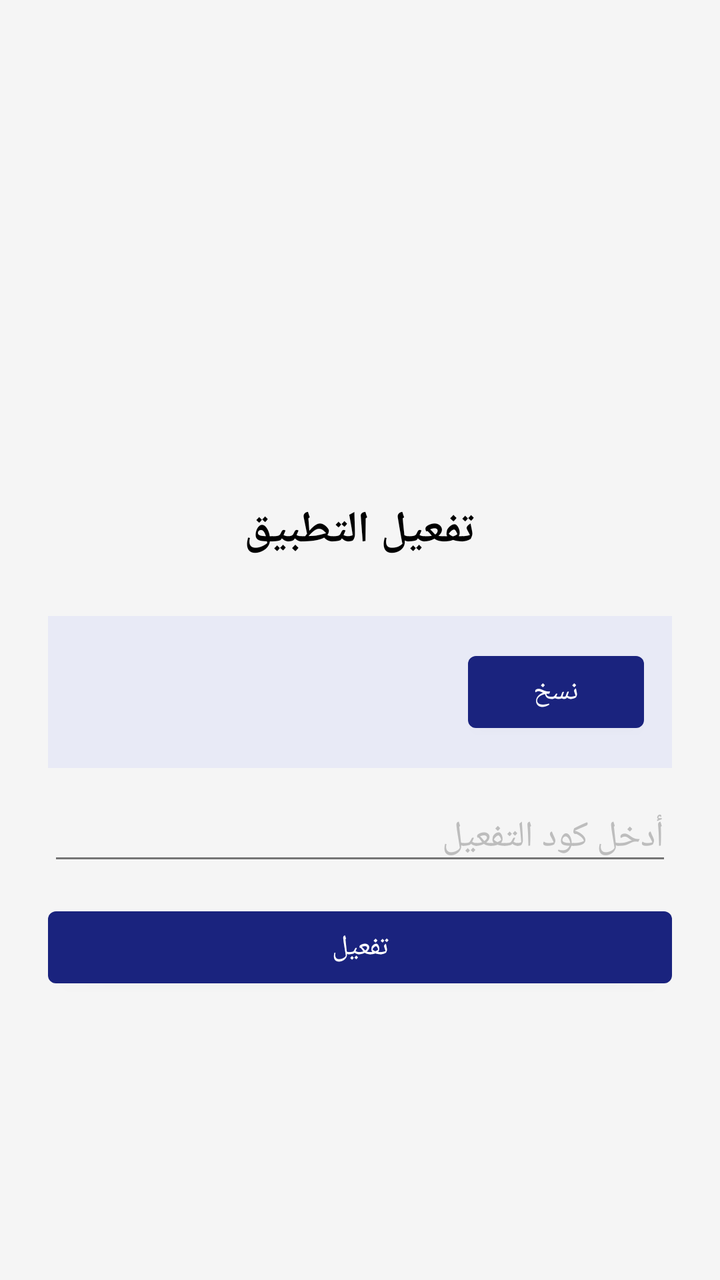
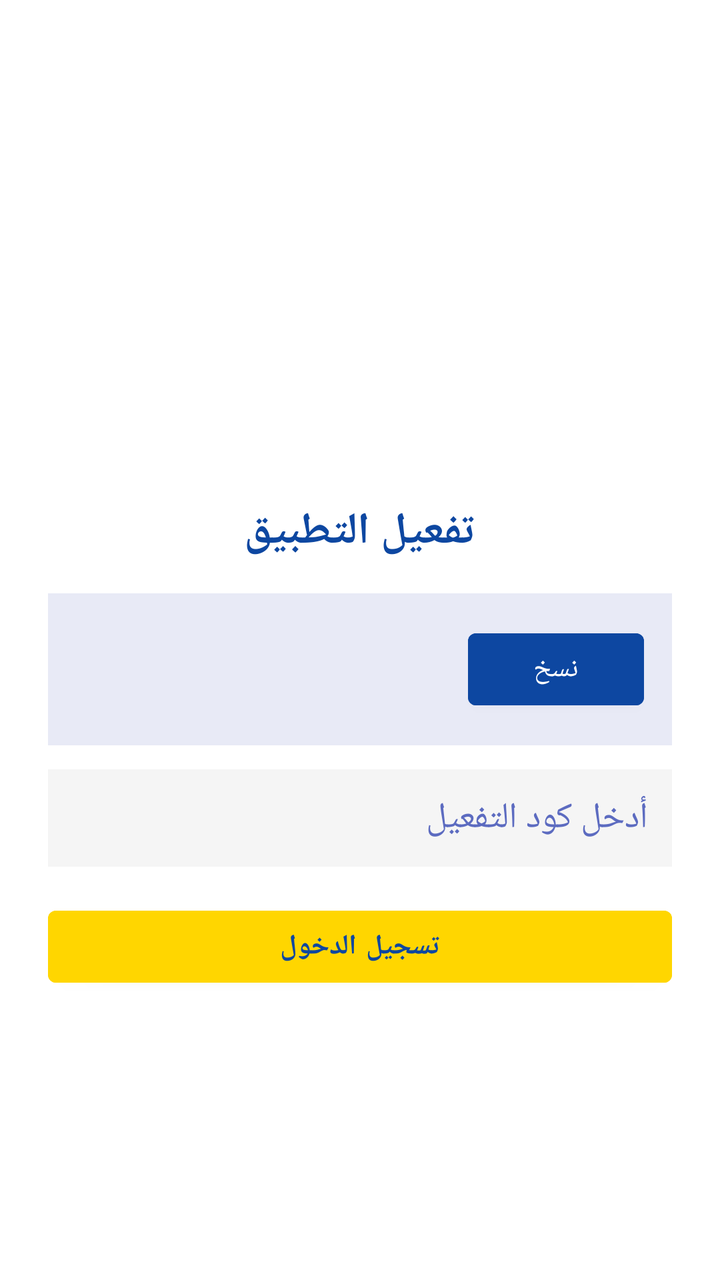

Two renders of the same Android screen: before a commit and after it. Below are the layout's source before the change and the commit's diff.
<!-- AndroidManifest.xml: application theme Theme.AlMustashar -->
<!-- res/layout/activity_license.xml -->
<?xml version="1.0" encoding="utf-8"?>
<LinearLayout xmlns:android="http://schemas.android.com/apk/res/android"
    android:layout_width="match_parent"
    android:layout_height="match_parent"
    android:orientation="vertical"
    android:gravity="center"
    android:padding="24dp">

        <ImageView
        android:id="@+id/ivLicenseLogo"
        android:layout_width="96dp"
        android:layout_height="96dp"
        android:src="@mipmap/ic_launcher"
        android:layout_marginBottom="12dp" />

    <TextView
        android:id="@+id/tvLicenseTitle"
        android:layout_width="wrap_content"
        android:layout_height="wrap_content"
        android:text="تفعيل التطبيق"
        android:textSize="22sp"
        android:textStyle="bold"
        android:layout_marginBottom="16dp" 
        android:textColor="#000000"/>

    <LinearLayout
        android:layout_width="match_parent"
        android:layout_height="wrap_content"
        android:orientation="horizontal"
        android:background="#E8EAF6"
        android:padding="14dp"
        android:layout_marginTop="12dp"
        android:layout_marginBottom="12dp">

        <TextView
            android:id="@+id/tvDeviceId"
            android:layout_width="0dp"
            android:layout_height="wrap_content"
            android:layout_weight="1"
            android:textColor="#000000"
            android:textSize="16sp"
            android:textIsSelectable="true" />

        <Button
            android:id="@+id/btnCopyDeviceId"
            android:layout_width="wrap_content"
            android:layout_height="wrap_content"
            android:text="نسخ" />
    </LinearLayout>

    <EditText
        android:id="@+id/etActivationCode"
        android:layout_width="match_parent"
        android:layout_height="wrap_content"
        android:hint="أدخل كود التفعيل"
        android:layout_marginBottom="12dp" />

    <Button
        android:id="@+id/btnActivate"
        android:layout_width="match_parent"
        android:layout_height="wrap_content"
        android:text="تفعيل" />

</LinearLayout>
<!-- resources referenced by this layout -->
<resources>
  <!-- mipmap ic_launcher (mipmap-anydpi-v26) -->
  <?xml version="1.0" encoding="utf-8"?>
  <adaptive-icon xmlns:android="http://schemas.android.com/apk/res/android">
      <background android:drawable="@drawable/ic_launcher_background" />
      <foreground android:drawable="@drawable/ic_launcher_foreground" />
  </adaptive-icon>
  <style name="Theme.AlMustashar" parent="Theme.MaterialComponents.DayNight.NoActionBar">
          
          <item name="colorPrimary">@color/primary</item>
          <item name="colorPrimaryVariant">@color/primary_dark</item>
          <item name="colorOnPrimary">@color/text_on_primary</item>
  
          
          <item name="colorSecondary">@color/accent</item>
          <item name="colorSecondaryVariant">@color/accent_dark</item>
          <item name="colorOnSecondary">@color/text_primary</item>
  
          
          <item name="android:colorBackground">@color/background</item>
          <item name="colorSurface">@color/surface</item>
          <item name="colorOnSurface">@color/text_primary</item>
  
          
          <item name="colorError">@color/error</item>
          <item name="colorOnError">@color/text_on_primary</item>
  
          
          <item name="android:statusBarColor">@color/primary_dark</item>
          <item name="android:windowLightStatusBar">false</item>
  
          
          <item name="android:navigationBarColor">@color/primary_dark</item>
  
          
          <item name="android:textColorPrimary">@color/text_primary</item>
          <item name="android:textColorSecondary">@color/text_secondary</item>
          <item name="android:textColorHint">@color/text_hint</item>
  
          
          <item name="android:fontFamily">sans-serif</item>
          <item name="fontFamily">sans-serif</item>
      </style>
  <!-- drawable ic_launcher_background (drawable) -->
  <?xml version="1.0" encoding="utf-8"?>
  <vector xmlns:android="http://schemas.android.com/apk/res/android"
      android:width="108dp"
      android:height="108dp"
      android:viewportWidth="108"
      android:viewportHeight="108">
      <path android:fillColor="#1A237E" android:pathData="M0,0h108v108h-108z" />
  </vector>
  <!-- drawable ic_launcher_foreground (drawable) -->
  <?xml version="1.0" encoding="utf-8"?>
  <vector xmlns:android="http://schemas.android.com/apk/res/android"
      android:width="108dp"
      android:height="108dp"
      android:viewportWidth="108"
      android:viewportHeight="108">
      <path android:strokeColor="#FFB800" android:strokeWidth="3" android:fillColor="#00000000" android:pathData="M54,30 L54,78" />
      <path android:strokeColor="#FFB800" android:strokeWidth="3" android:fillColor="#00000000" android:pathData="M42,78 L66,78" />
      <path android:strokeColor="#FFB800" android:strokeWidth="3" android:fillColor="#00000000" android:pathData="M30,38 L78,38" />
      <path android:strokeColor="#FFB800" android:strokeWidth="3" android:fillColor="#00000000" android:pathData="M30,38 L22,58 L38,58 Z" />
      <path android:strokeColor="#FFB800" android:strokeWidth="3" android:fillColor="#00000000" android:pathData="M78,38 L70,58 L86,58 Z" />
      <path android:fillColor="#FFB800" android:pathData="M54,30 m-3,0 a3,3 0 1,0 6,0 a3,3 0 1,0 -6,0" />
  </vector>
  <color name="primary">#1A237E</color>
  <color name="primary_dark">#0D1442</color>
  <color name="text_on_primary">#FFFFFF</color>
  <color name="accent">#FFB800</color>
  <color name="accent_dark">#C68A00</color>
  <color name="text_primary">#212121</color>
  <color name="background">#F5F5F5</color>
  <color name="surface">#FFFFFF</color>
  <color name="error">#F44336</color>
  <color name="text_secondary">#757575</color>
  <color name="text_hint">#BDBDBD</color>
</resources>

<!-- the commit's change to res/layout/activity_license.xml (unified diff, before → after) -->
@@ -4,9 +4,10 @@
     android:layout_height="match_parent"
     android:orientation="vertical"
     android:gravity="center"
-    android:padding="24dp">
+    android:padding="24dp"
+    android:background="#FFFFFF">
 
-        <ImageView
+    <ImageView
         android:id="@+id/ivLicenseLogo"
         android:layout_width="96dp"
         android:layout_height="96dp"
@@ -20,8 +21,8 @@
         android:text="تفعيل التطبيق"
         android:textSize="22sp"
         android:textStyle="bold"
-        android:layout_marginBottom="16dp" 
-        android:textColor="#000000"/>
+        android:layout_marginBottom="16dp"
+        android:textColor="#0D47A1"/>
 
     <LinearLayout
         android:layout_width="match_parent"
@@ -29,7 +30,6 @@
         android:orientation="horizontal"
         android:background="#E8EAF6"
         android:padding="14dp"
-        android:layout_marginTop="12dp"
         android:layout_marginBottom="12dp">
 
         <TextView
@@ -37,7 +37,8 @@
             android:layout_width="0dp"
             android:layout_height="wrap_content"
             android:layout_weight="1"
-            android:textColor="#000000"
+            android:textColor="#0D47A1"
+            android:textStyle="bold"
             android:textSize="16sp"
             android:textIsSelectable="true" />
 
@@ -45,7 +46,9 @@
             android:id="@+id/btnCopyDeviceId"
             android:layout_width="wrap_content"
             android:layout_height="wrap_content"
-            android:text="نسخ" />
+            android:text="نسخ"
+            android:textColor="#FFFFFF"
+            android:backgroundTint="#0D47A1" />
     </LinearLayout>
 
     <EditText
@@ -53,12 +56,19 @@
         android:layout_width="match_parent"
         android:layout_height="wrap_content"
         android:hint="أدخل كود التفعيل"
-        android:layout_marginBottom="12dp" />
+        android:textColor="#0D47A1"
+        android:textColorHint="#5C6BC0"
+        android:background="#F5F5F5"
+        android:padding="12dp"
+        android:layout_marginBottom="16dp" />
 
     <Button
         android:id="@+id/btnActivate"
         android:layout_width="match_parent"
         android:layout_height="wrap_content"
-        android:text="تفعيل" />
+        android:text="تسجيل الدخول"
+        android:textColor="#0D47A1"
+        android:textStyle="bold"
+        android:backgroundTint="#FFD600" />
 
 </LinearLayout>
